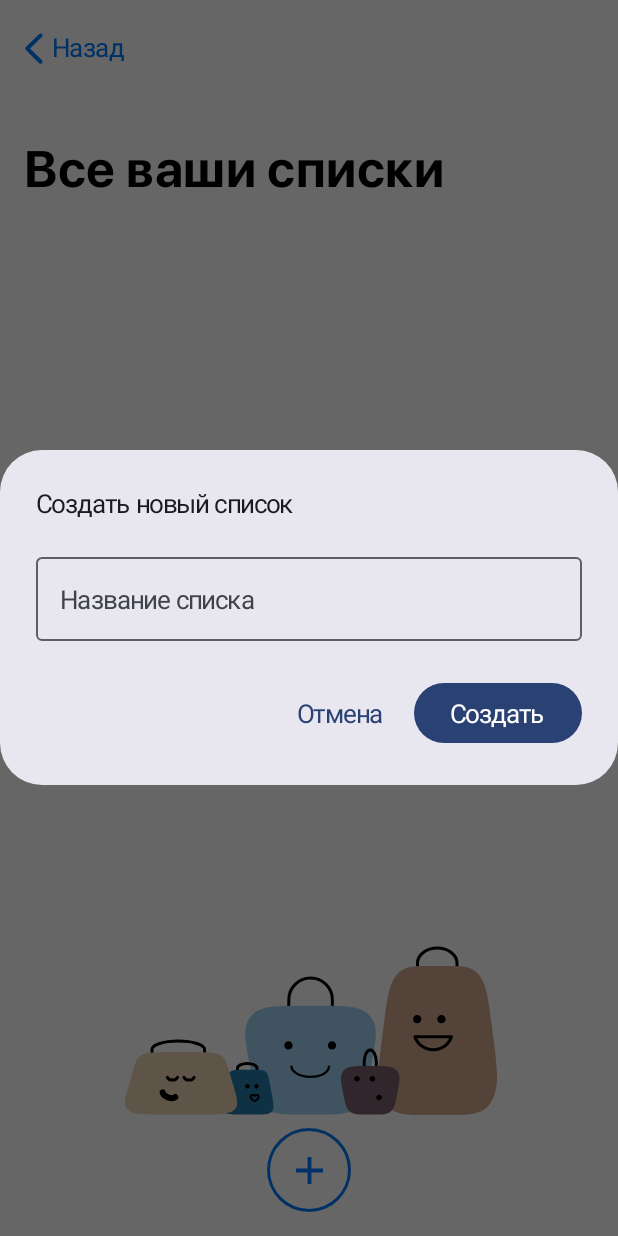
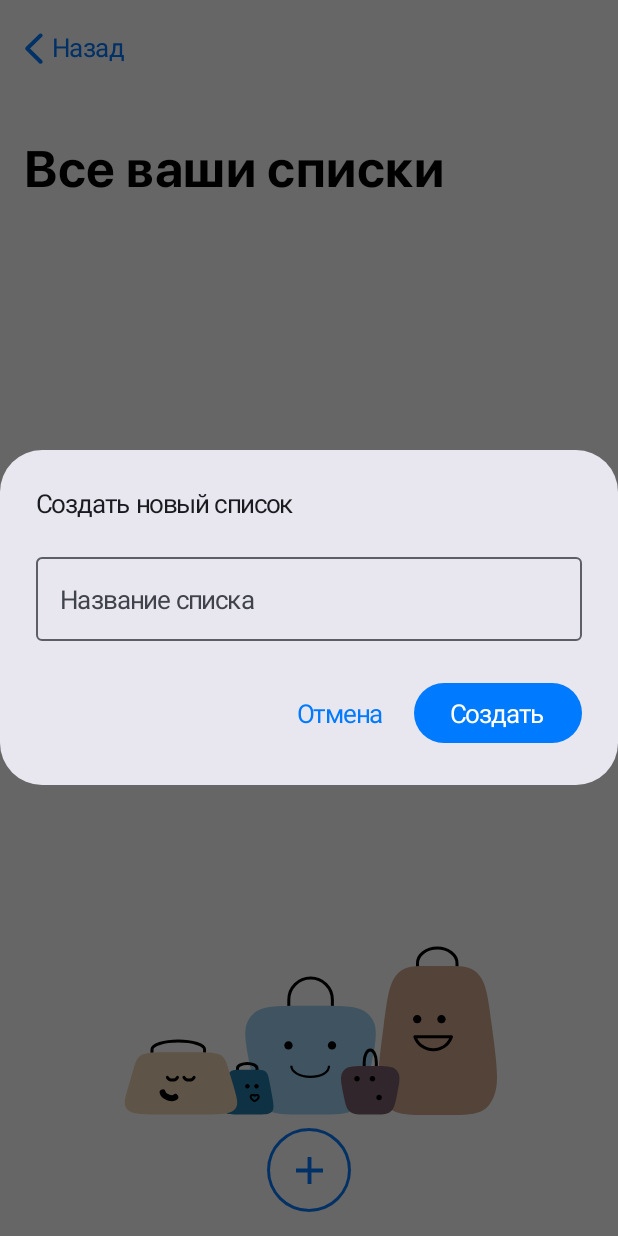
Before and after one commit to nadinedenisova/team3_shopping_list, an Android app built with Jetpack Compose: the screen it shows after launch (MainActivity), after a tap on "Добавить список", on a phone screen of 412 x 824 dp. Run offline under Robolectric (Android 15) with nearby library versions, the phone set to English and light mode, and no system bars; our stand-ins replace Room's generated code.

Commit message:
исправил ошибку в методе "Выделить все продукты" и на главном экране ошибки ывета в диалогах

```diff
--- a/app/src/main/java/com/example/my_shoplist_application/data/convertors/ShoplistDbConvertor.kt
+++ b/app/src/main/java/com/example/my_shoplist_application/data/convertors/ShoplistDbConvertor.kt
@@ -11,7 +11,8 @@ class ShoplistDbConvertor {
             shoplist.shoplistName,
             System.currentTimeMillis().toString(),
             shoplist.ingredientsIdList.joinToString(","),
-            shoplist.isPinned
+            shoplist.isPinned,
+            shoplist.isSelectProducts
         )
     }
 
@@ -24,7 +25,8 @@ class ShoplistDbConvertor {
             shoplist.shoplistId,
             shoplist.shoplistName,
             ingredientsList,
-            shoplist.isPinned
+            shoplist.isPinned,
+            shoplist.isSelectProducts
         )
     }
 }
--- a/app/src/main/java/com/example/my_shoplist_application/data/dao/ShoplistDao.kt
+++ b/app/src/main/java/com/example/my_shoplist_application/data/dao/ShoplistDao.kt
@@ -32,18 +32,18 @@ interface ShoplistDao {
         isShoplistPinned: Boolean
     )
 
-    @Query("SELECT shoplist_id, shoplist_name, shoplist_added_at, shoplist_ingredients_list, shoplist_is_pinned " +
+    @Query("SELECT shoplist_id, shoplist_name, shoplist_added_at, shoplist_ingredients_list, shoplist_is_pinned, shoplist_is_select_products " +
             "FROM shoplist_table ORDER BY shoplist_added_at DESC")
     suspend fun getShoplists(): List<ShoplistEntity>
 
     @Query("DELETE FROM shoplist_table WHERE shoplist_id = :shoplistId")
     fun deleteShoplist(shoplistId: Int)
 
-    @Query("SELECT shoplist_id, shoplist_name, shoplist_added_at, shoplist_ingredients_list, shoplist_is_pinned " +
+    @Query("SELECT shoplist_id, shoplist_name, shoplist_added_at, shoplist_ingredients_list, shoplist_is_pinned, shoplist_is_select_products " +
             "FROM shoplist_table WHERE shoplist_id = :shoplistId")
     suspend fun getShoplistById(shoplistId: Int): ShoplistEntity
 
-    @Query("SELECT shoplist_id, shoplist_name, shoplist_added_at, shoplist_ingredients_list, shoplist_is_pinned " +
+    @Query("SELECT shoplist_id, shoplist_name, shoplist_added_at, shoplist_ingredients_list, shoplist_is_pinned, shoplist_is_select_products " +
             "FROM shoplist_table WHERE shoplist_name= :shoplistName")
     suspend fun getShoplistByName(shoplistName: String): List<ShoplistEntity>
 
@@ -53,10 +53,13 @@ interface ShoplistDao {
         ingredientsIdList: String
     )
 
-    @Query("SELECT shoplist_ingredients_list FROM shoplist_table WHERE shoplist_id = :shoplistId")
-    suspend fun getShoplistIngredients(shoplistId: Int): String
+//    @Query("SELECT shoplist_ingredients_list FROM shoplist_table WHERE shoplist_id = :shoplistId")
+//    suspend fun getShoplistIngredients(shoplistId: Int): String
 
     @Insert
     suspend fun insertList(list: ShoplistEntity): Long
 
+    @Query("UPDATE shoplist_table SET shoplist_is_select_products = :isSelect WHERE shoplist_id = :shoplistId")
+    suspend fun updateIsSelectProducts(shoplistId: Int, isSelect: Boolean)
+
 }
--- a/app/src/main/java/com/example/my_shoplist_application/data/entity/MainScreenRepositoryImpl.kt
+++ b/app/src/main/java/com/example/my_shoplist_application/data/entity/MainScreenRepositoryImpl.kt
@@ -82,7 +82,8 @@ class MainScreenRepositoryImpl(
                         shoplistName = oldShoplistEntity.shoplistName,
                         ingredientIdsList = oldShoplistEntity.ingredientIdsList,
                         addedAt = oldShoplistEntity.addedAt,
-                        isPinned = oldShoplistEntity.isPinned
+                        isPinned = oldShoplistEntity.isPinned,
+                        isSelectProducts = oldShoplistEntity.isSelectProducts
                     )
                     appDataBase.shoplistDao()
                         .insertShoplist(newShopListEntity)
--- a/app/src/main/java/com/example/my_shoplist_application/data/entity/ShoplistEntity.kt
+++ b/app/src/main/java/com/example/my_shoplist_application/data/entity/ShoplistEntity.kt
@@ -16,5 +16,7 @@ data class ShoplistEntity(
     @ColumnInfo(name = "shoplist_ingredients_list")
     val ingredientIdsList: String,
     @ColumnInfo(name = "shoplist_is_pinned")
-    var isPinned: Boolean
+    var isPinned: Boolean,
+    @ColumnInfo(name = "shoplist_is_select_products")
+    var isSelectProducts: Boolean
 )
--- a/app/src/main/java/com/example/my_shoplist_application/di/DataModule.kt
+++ b/app/src/main/java/com/example/my_shoplist_application/di/DataModule.kt
@@ -1,9 +1,6 @@
 package com.example.my_shoplist_application.di
 
-import android.content.Context.MODE_PRIVATE
 import androidx.room.Room
-import com.example.my_shoplist_application.data.sharedManager.PRACTICUM_EXAMPLE_PREFERENCES
-import com.example.my_shoplist_application.data.sharedManager.SharedManager
 import com.example.my_shoplist_application.db.AppDataBase
 import com.google.gson.Gson
 import org.koin.android.ext.koin.androidContext
@@ -17,11 +14,4 @@ val dataModule = module {
         Room.databaseBuilder(androidContext(), AppDataBase::class.java, "database.db")
             .build()
     }
-
-    single { SharedManager(get()) }
-
-    single {
-        androidContext().getSharedPreferences(PRACTICUM_EXAMPLE_PREFERENCES, MODE_PRIVATE)
-    }
-
 }
--- a/app/src/main/java/com/example/my_shoplist_application/di/RepositoryModule.kt
+++ b/app/src/main/java/com/example/my_shoplist_application/di/RepositoryModule.kt
@@ -15,7 +15,7 @@ val repositoryModule = module {
     }
 
     single<ShoplistScreenRepository> {
-        ShoplistScreenRepositoryImpl(get(), get(), get(), get())
+        ShoplistScreenRepositoryImpl(get(), get(), get())
     }
 
     factory { IngredientsDbConvertor() }
--- a/app/src/main/java/com/example/my_shoplist_application/domain/api/ShoplistScreenInteractor.kt
+++ b/app/src/main/java/com/example/my_shoplist_application/domain/api/ShoplistScreenInteractor.kt
@@ -18,6 +18,4 @@ interface ShoplistScreenInteractor {
     suspend fun getSuggestionsByPrefix(prefix: String): List<String>
     suspend fun deleteBoughtItems()
     suspend fun updateAllBoughtStatus(listid: Int, isBought: Boolean):Flow<List<Ingredients>>
-    fun switchIsChecked(isChecked: Boolean)
-    fun getSwitchStatus(): Boolean
 }
--- a/app/src/main/java/com/example/my_shoplist_application/domain/db/ShoplistScreenRepository.kt
+++ b/app/src/main/java/com/example/my_shoplist_application/domain/db/ShoplistScreenRepository.kt
@@ -44,6 +44,4 @@ interface ShoplistScreenRepository {
 
     suspend fun updateAllBoughtStatus(listid: Int, isBought: Boolean): Flow<List<Ingredients>>
 
-    fun switchIsChecked(isChecked: Boolean)
-    fun getSwitchStatus(): Boolean
 }
--- a/app/src/main/java/com/example/my_shoplist_application/domain/models/Shoplist.kt
+++ b/app/src/main/java/com/example/my_shoplist_application/domain/models/Shoplist.kt
@@ -4,5 +4,6 @@ data class Shoplist(
     val id: Int = 0,
     val shoplistName: String,
     val ingredientsIdList: List<Int> = emptyList<Int>(),
-    var isPinned: Boolean = false
+    var isPinned: Boolean = false,
+    var isSelectProducts: Boolean = false
 )
--- a/app/src/main/java/com/example/my_shoplist_application/presentation/MainScreen.kt
+++ b/app/src/main/java/com/example/my_shoplist_application/presentation/MainScreen.kt
@@ -32,6 +32,7 @@ import androidx.compose.material3.FloatingActionButtonDefaults
 import androidx.compose.material3.HorizontalDivider
 import androidx.compose.material3.Icon
 import androidx.compose.material3.OutlinedTextField
+import androidx.compose.material3.OutlinedTextFieldDefaults
 import androidx.compose.material3.Scaffold
 import androidx.compose.material3.Surface
 import androidx.compose.material3.Text
@@ -155,14 +156,17 @@ private fun DialogAddNameList(
                         viewModel.obtainEvent(MainScreenEvent.Default)
                         newListName = ""
                     }
-                }
+                },
+                colors = ButtonDefaults.buttonColors(
+                    containerColor = LocalCustomColor.current.blueColor
+                )
             ) {
-                Text("Создать", style = LocalTypography.current.h3)
+                TextLabelWhite(stringResource(R.string.create))
             }
         },
         dismissButton = {
             TextButton(onClick = onDismiss) {
-                Text("Отмена", style = LocalTypography.current.h3)
+                TextLabelBlue(stringResource(R.string.cancel))
             }
         }
     )
@@ -253,15 +257,16 @@ fun ListOptionsDialog(
         Surface {
             Column(modifier = Modifier.padding(16.dp)) {
 
-                Text(text = "Выберите действие")
+                Text(text = "Выберите действие", style = LocalTypography.current.h3)
 
                 Spacer(modifier = Modifier.height(8.dp))
 
                 OutlinedTextField(
                     value = text,
                     onValueChange = { text = it },
-                    label = {
-                        TextLabelTextColor(stringResource(R.string.rename_list))
+                    label = {Text(  text = stringResource(R.string.rename_list),
+                        style = LocalTypography.current.h4,
+                        color = LocalCustomColor.current.textColorCrossed)
                     },
                     singleLine = true,
                     modifier = Modifier.fillMaxWidth(),
@@ -417,7 +422,7 @@ private fun DeletingAlertWindow(viewModel: MainScreenViewModel, selectedListForD
                     containerColor = LocalCustomColor.current.blueColor
                 )
             ) {
-                TextLabelTextColor(stringResource(R.string.delete))
+                TextLabelWhite(stringResource(R.string.delete))
             }
         },
         dismissButton = {
--- a/app/src/main/java/com/example/my_shoplist_application/presentation/model/IngredientListState.kt
+++ b/app/src/main/java/com/example/my_shoplist_application/presentation/model/IngredientListState.kt
@@ -14,5 +14,5 @@ data class IngredientListState(
     val contextMenuPosition: Offset = Offset.Zero,
     val editingIngredientId: Int = 0,
     val showAddPanel: Boolean = false,
-    val isAllChecked: Boolean = false
+    val isSelectProducts: Boolean = false
 )
--- a/gradle/libs.versions.toml
+++ b/gradle/libs.versions.toml
@@ -1,5 +1,5 @@
 [versions]
-agp = "8.9.2"
+agp = "8.10.0"
 coilCompose = "3.1.0"
 coilNetworkOkhttp = "3.1.0"
 fragmentCompose = "1.8.6"
```
Also changed, not shown: app/src/main/java/com/example/my_shoplist_application/data/entity/ShoplistScreenRepositoryImpl.kt (+1 -10 lines), app/src/main/java/com/example/my_shoplist_application/data/sharedManager/SharedManager.kt (deleted, +0 -18 lines), app/src/main/java/com/example/my_shoplist_application/domain/impl/ShoplistScreenInteractorImpl.kt (+0 -8 lines), app/src/main/java/com/example/my_shoplist_application/presentation/ShoplistScreen.kt (+6 -6 lines), app/src/main/java/com/example/my_shoplist_application/presentation/ShoplistScreenViewModel.kt (+6 -17 lines), app/src/main/java/com/example/my_shoplist_application/presentation/model/ShoplistScreenState.kt (deleted, +0 -13 lines).
